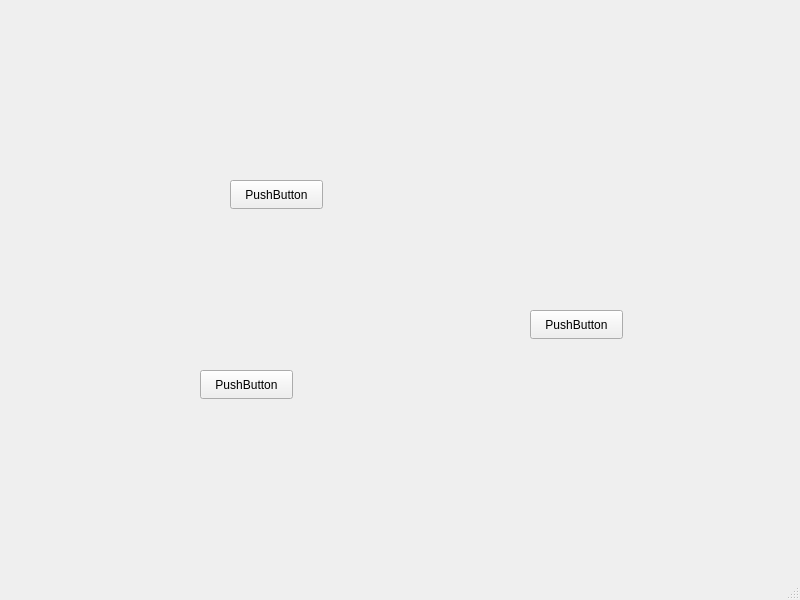
This is mainwindow.ui in VOBA04/sem3-coursework as Qt 5 draws it before an edit. The edited form follows.
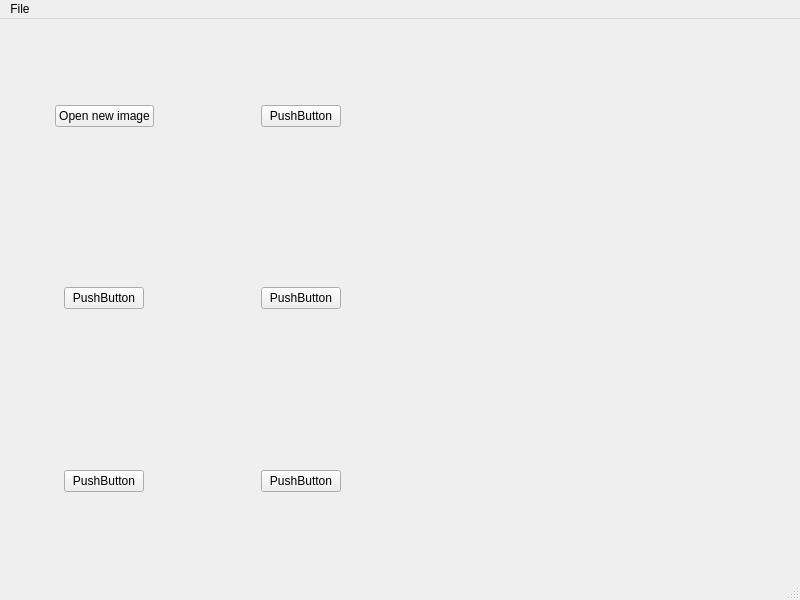
This is the edited form. Custom widgets are drawn as their Qt base class.

Commit message: output image to screan

What changed in the file:
```diff
--- a/mainwindow.ui
+++ b/mainwindow.ui
@@ -14,45 +14,67 @@
    <string>MainWindow</string>
   </property>
   <widget class="QWidget" name="centralwidget">
-   <widget class="QPushButton" name="pushButton">
-    <property name="geometry">
-     <rect>
-      <x>230</x>
-      <y>180</y>
-      <width>93</width>
-      <height>29</height>
-     </rect>
-    </property>
-    <property name="text">
-     <string>PushButton</string>
-    </property>
-   </widget>
-   <widget class="QPushButton" name="pushButton_2">
-    <property name="geometry">
-     <rect>
-      <x>200</x>
-      <y>370</y>
-      <width>93</width>
-      <height>29</height>
-     </rect>
-    </property>
-    <property name="text">
-     <string>PushButton</string>
-    </property>
-   </widget>
-   <widget class="QPushButton" name="pushButton_3">
-    <property name="geometry">
-     <rect>
-      <x>530</x>
-      <y>310</y>
-      <width>93</width>
-      <height>29</height>
-     </rect>
-    </property>
-    <property name="text">
-     <string>PushButton</string>
-    </property>
-   </widget>
+   <layout class="QGridLayout" name="gridLayout_2">
+    <item row="0" column="1">
+     <widget class="AspectRatioPixmapLabel" name="label_image">
+      <property name="enabled">
+       <bool>true</bool>
+      </property>
+      <property name="styleSheet">
+       <string notr="true"/>
+      </property>
+      <property name="text">
+       <string/>
+      </property>
+     </widget>
+    </item>
+    <item row="0" column="0">
+     <layout class="QGridLayout" name="gridLayout">
+      <item row="1" column="2" alignment="Qt::AlignHCenter|Qt::AlignVCenter">
+       <widget class="QPushButton" name="pushButton_Rec_open_3">
+        <property name="text">
+         <string>PushButton</string>
+        </property>
+       </widget>
+      </item>
+      <item row="0" column="2" alignment="Qt::AlignHCenter|Qt::AlignVCenter">
+       <widget class="QPushButton" name="pushButton_Rec_open_1">
+        <property name="text">
+         <string>PushButton</string>
+        </property>
+       </widget>
+      </item>
+      <item row="2" column="0" alignment="Qt::AlignHCenter|Qt::AlignVCenter">
+       <widget class="QPushButton" name="pushButton_Rec_open_4">
+        <property name="text">
+         <string>PushButton</string>
+        </property>
+       </widget>
+      </item>
+      <item row="1" column="0" alignment="Qt::AlignHCenter|Qt::AlignVCenter">
+       <widget class="QPushButton" name="pushButton_Rec_open_2">
+        <property name="text">
+         <string>PushButton</string>
+        </property>
+       </widget>
+      </item>
+      <item row="2" column="2" alignment="Qt::AlignHCenter|Qt::AlignVCenter">
+       <widget class="QPushButton" name="pushButton_Rec_open_5">
+        <property name="text">
+         <string>PushButton</string>
+        </property>
+       </widget>
+      </item>
+      <item row="0" column="0" alignment="Qt::AlignHCenter|Qt::AlignVCenter">
+       <widget class="QPushButton" name="pushButton_New">
+        <property name="text">
+         <string>Open new image</string>
+        </property>
+       </widget>
+      </item>
+     </layout>
+    </item>
+   </layout>
   </widget>
   <widget class="QMenuBar" name="menubar">
    <property name="geometry">
@@ -63,9 +85,22 @@
      <height>26</height>
     </rect>
    </property>
+   <widget class="QMenu" name="menuFile">
+    <property name="title">
+     <string>File</string>
+    </property>
+   </widget>
+   <addaction name="menuFile"/>
   </widget>
   <widget class="QStatusBar" name="statusbar"/>
  </widget>
+ <customwidgets>
+  <customwidget>
+   <class>AspectRatioPixmapLabel</class>
+   <extends>QLabel</extends>
+   <header>aspectratiopixmaplabel.h</header>
+  </customwidget>
+ </customwidgets>
  <resources/>
  <connections/>
 </ui>
```
Left out of the diff: 117 changed lines with no effect on the pictures. The commit also changes 7 other files.
